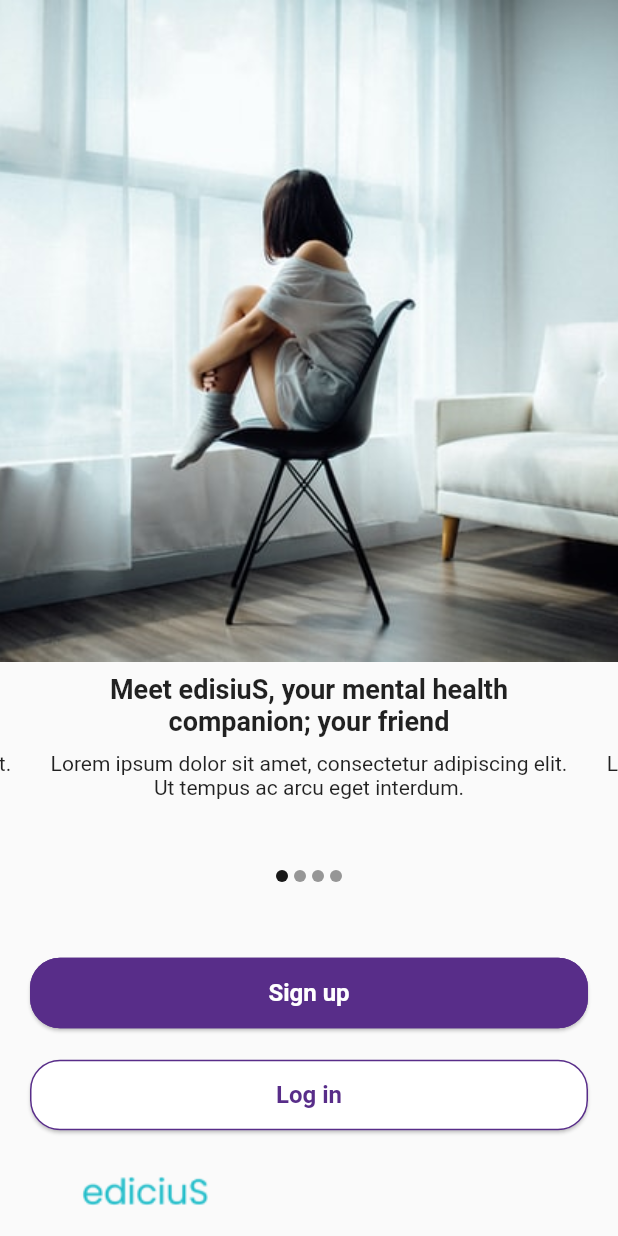
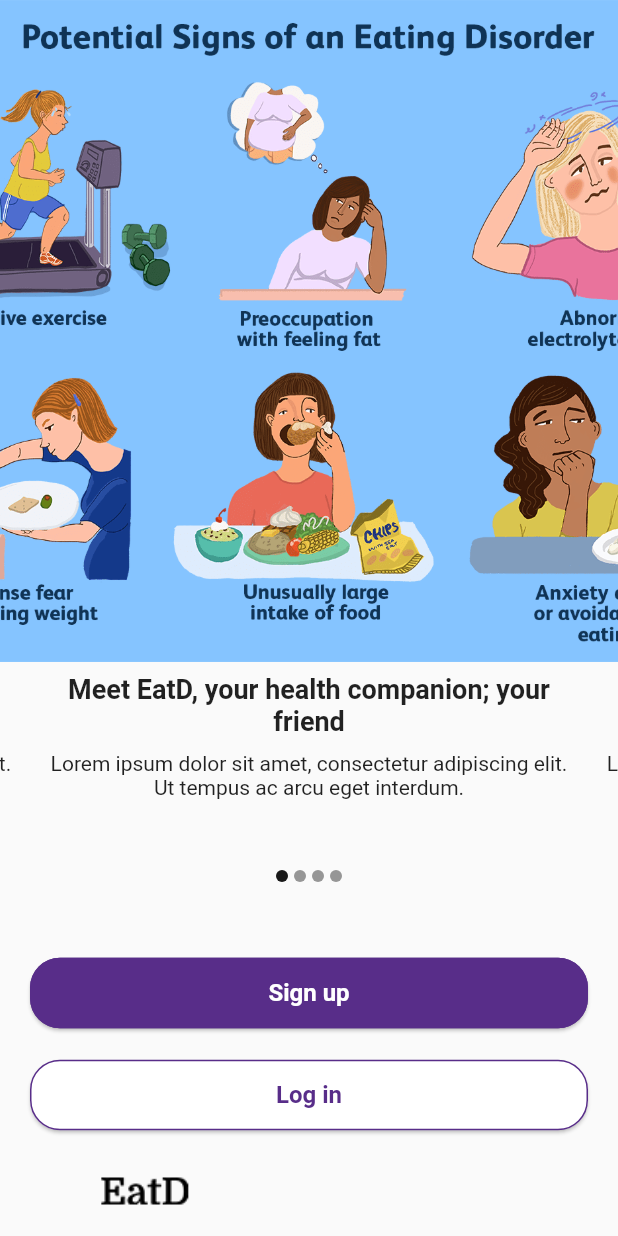
Before and after one commit to KalinduNiru/Eat-D, a Flutter app: the screen it shows after launch, on a phone screen of 412 x 824 dp. Run offline on Flutter 3.47's test engine with Material 2 defaults, Android fonts, the light colour scheme and no system bars; drawn by our look-alikes of carousel_slider; our stand-ins replace after_layout, bubble, cloud_firestore, firebase_auth, firebase_core, firebase_database and 9 more; missing offline and left inert: dialog_flowtter; accounts and stored records are empty; project files that could hold a hidden picture were left out.

Commit message:
AI chatbot

```diff
--- a/lib/screens/chatbot.dart
+++ b/lib/screens/chatbot.dart
@@ -1,4 +1,5 @@
 import 'package:dialog_flowtter/dialog_flowtter.dart';
+import 'package:ediclus/constants/app_colors.dart';
 import 'package:flutter/material.dart';
 
 import '../utils/chat_body.dart';
@@ -39,7 +40,7 @@ class _ChatbotState extends State<Chatbot> {
               horizontal: 10,
               vertical: 5,
             ),
-            color: Colors.blue,
+            color: AppColors.primaryColor,
             child: Row(
               children: [
                 Expanded(
--- a/lib/screens/home_screen.dart
+++ b/lib/screens/home_screen.dart
@@ -38,8 +38,8 @@ class _HomeScreenState extends State<HomeScreen>
         'Nam non sapien nec felis ultricies convallis. Maecenas rhoncus sapien non magna placerat vulputate. '
         'Mauris commodo hendrerit nisl vitae faucibus.',
         [
-          'I\'m feel lonely',
-          'What is edicluS',
+          'I\'m feel Hungry',
+          'What is EatD',
         ]),
     Question('How long has this been troubling you?', [
       'Less than one day',
--- a/lib/screens/on_board_screen.dart
+++ b/lib/screens/on_board_screen.dart
@@ -20,10 +20,10 @@ class OnBoardScreen extends StatefulWidget {
 
 class _OnBoardScreenState extends State<OnBoardScreen> {
   final List<String> images = [
-    'assets/images/carousal1.jpg',
-    'assets/images/carousal2.jpg',
-    'assets/images/carousal1.jpg',
-    'assets/images/carousal2.jpg',
+    'assets/images/eat01.png',
+    'assets/images/eat02.png',
+    'assets/images/eat03.jpg',
+    'assets/images/eat04.jpg',
   ];
   int _currentIndex = 0;
 
@@ -37,7 +37,7 @@ class _OnBoardScreenState extends State<OnBoardScreen> {
               child: Container(
                 decoration: BoxDecoration(
                   image: DecorationImage(
-                    image: AssetImage('assets/images/carousal1.jpg'),
+                    image: AssetImage('assets/images/eat01.png'),
                     fit: BoxFit.cover,
                   ),
                 ),
@@ -64,7 +64,7 @@ class _OnBoardScreenState extends State<OnBoardScreen> {
                                 Padding(
                                   padding: const EdgeInsets.all(8.0),
                                   child: Text(
-                                    'Meet edisiuS, your mental health companion; your friend',
+                                    'Meet EatD, your health companion; your friend',
                                     textAlign: TextAlign.center,
                                     style: TextStyle(
                                         fontWeight: FontWeight.bold,
--- a/lib/utils/route_generator.dart
+++ b/lib/utils/route_generator.dart
@@ -10,6 +10,7 @@ import '../screens/blog_screen.dart';
 import '../screens/blog_post_add.dart';
 import '../screens/chatbot.dart';
 import '../screens/daily_log.dart';
+import '../screens/alt_chatbot.dart';
 
 class RouteGenerator {
   static Route<dynamic> generateRoute(RouteSettings routeSettings) {
@@ -34,6 +35,9 @@ class RouteGenerator {
         return MaterialPageRoute(builder: (context) => Chatbot());
       case DailyLogScreen.routeName:
         return MaterialPageRoute(builder: (context) => DailyLogScreen());
+      case AIChatBot.routeName :
+        return MaterialPageRoute(builder: (context)=> AIChatBot());
+
     }
   }
 }
--- a/lib/widgets/custom_drawer.dart
+++ b/lib/widgets/custom_drawer.dart
@@ -7,6 +7,7 @@ import '../screens/blog_screen.dart';
 import '../screens/on_board_screen.dart';
 import '../screens/chatbot.dart';
 import '../screens/daily_log.dart';
+import '../screens/alt_chatbot.dart';
 import 'dart:io';
 
 import 'package:firebase_auth/firebase_auth.dart';
@@ -35,17 +36,13 @@ class CustomDrawer extends StatelessWidget {
         Navigator.pushNamed(context, BlogScreen.routeName);
         break;
       case 4 :
-        Navigator.pushNamed(context, Chatbot.routeName);
+        Navigator.pushNamed(context, AIChatBot.routeName);
     }
   }
 
 
-
-
   @override
-
   Widget build(BuildContext context) {
-
     return Drawer(
       child: Container(
         color: Colors.black12,
@@ -54,7 +51,7 @@ class CustomDrawer extends StatelessWidget {
           children: [
             Padding(
               padding:
-                  const EdgeInsets.symmetric(horizontal: 40.0, vertical: 40),
+              const EdgeInsets.symmetric(horizontal: 40.0, vertical: 40),
               child: SizedBox(
                 width: double.infinity,
                 child: RaisedButton(
@@ -68,7 +65,7 @@ class CustomDrawer extends StatelessWidget {
                   shape: RoundedRectangleBorder(
                     borderRadius: BorderRadius.circular(20.0),
                   ),
-                  onPressed: (){
+                  onPressed: () {
                     Navigator.pushNamed(context, DailyLogScreen.routeName);
                   },
                 ),
@@ -81,7 +78,7 @@ class CustomDrawer extends StatelessWidget {
                 color: AppColors.primaryColor,
               ),
               title: Text(
-                'Chat with edisiuS',
+                'Chat with EatD',
                 style: TextStyle(color: AppColors.primaryColor),
               ),
               onTap: () => _onItemClicked(context, 4),
@@ -153,7 +150,7 @@ class CustomDrawer extends StatelessWidget {
                 await _auth.signOut();
                 Navigator.pushNamedAndRemoveUntil(
                     context, OnBoardScreen.routeName, (route) => false);
-                },
+              },
             ),
             Align(
               alignment: Alignment.bottomRight,
```
Also changed, not shown: lib/screens/alt_chatbot.dart (added, +123 -0 lines), lib/screens/auth/login_screen.dart (+29 -16 lines), assets/images/appstore.png (added), assets/images/eat01.png (added), assets/images/eat02.png (added), assets/images/eat03.jpg (added), assets/images/eat04.jpg (added), assets/images/playstore.png (added), assets/images/profile.png (added), assets/logos/logo-word.png, assets/logos/logo.png, 6 other files.
